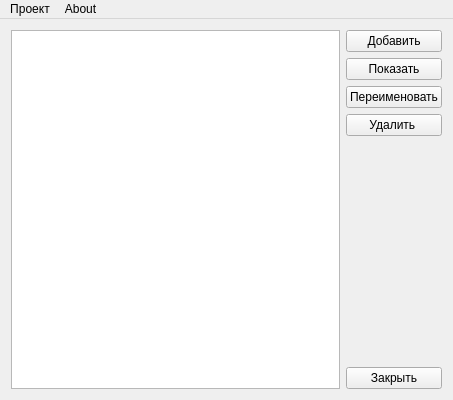
This is mainwindow.ui in sokolukanton/overture as Qt 5 draws it before an edit. The edited form follows.
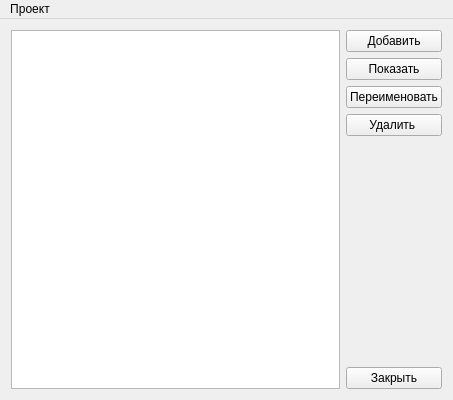
This is the edited form.

```diff
--- a/mainwindow.ui
+++ b/mainwindow.ui
@@ -116,13 +116,7 @@
     <addaction name="action_3"/>
     <addaction name="action_4"/>
    </widget>
-   <widget class="QMenu" name="menu_3">
-    <property name="title">
-     <string>About</string>
-    </property>
-   </widget>
    <addaction name="menu"/>
-   <addaction name="menu_3"/>
   </widget>
   <action name="action">
    <property name="text">
```
